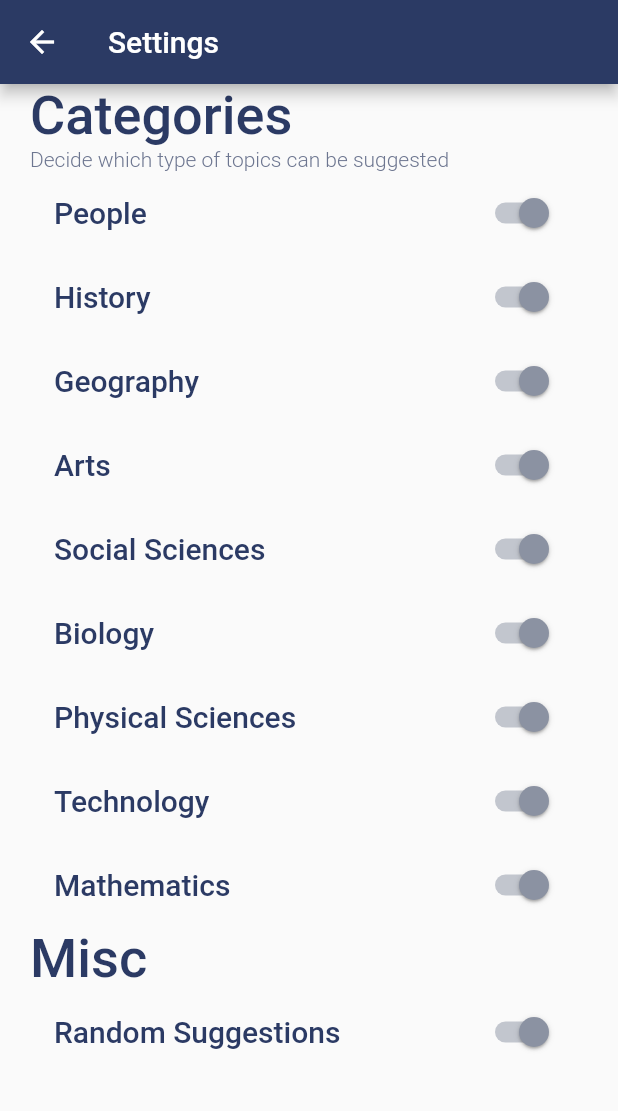
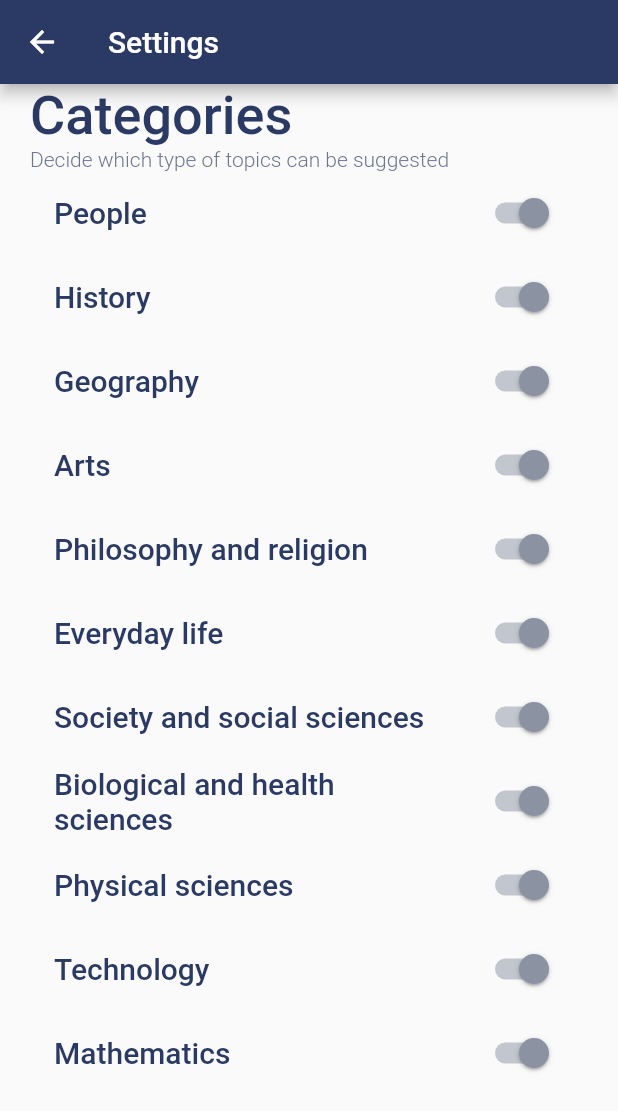
Before and after one commit to draymond63/passion-app, a Flutter app: the SettingsPage screen opened directly, on a phone screen of 412 x 824 dp. Shown: the top 1111 px of the screen. Run offline on Flutter 3.47's test engine with Material 2 defaults, Android fonts, the phone set to English and light mode, and no system bars; our stand-ins replace cached_network_image, cloud_firestore, csv, firebase_auth, firebase_core, persistent_bottom_nav_bar; missing offline and left inert: dart_random_choice; accounts and stored records are empty; network calls fail.

Commit message:
Remade settings

```diff
--- a/lib/helpers/storage.dart
+++ b/lib/helpers/storage.dart
@@ -1,3 +1,5 @@
+import 'dart:convert';
+
 import 'package:flutter/material.dart';
 import 'package:PassionFruit/helpers/globals.dart';
 import 'package:PassionFruit/helpers/firebase.dart';
@@ -24,9 +26,11 @@ class Storage extends ChangeNotifier {
             'History': true,
             'Geography': true,
             'Arts': true,
-            'Social Sciences': true,
-            'Biology': true,
-            'Physical Sciences': true,
+            'Philosophy_and_religion': true,
+            'Everyday_life': true,
+            'Society_and_social_sciences': true,
+            'Biological_and_health_sciences': true,
+            'Physical_sciences': true,
             'Technology': true,
             'Mathematics': true,
           },
@@ -44,16 +48,23 @@ class Storage extends ChangeNotifier {
   }
 
   // * GETTERS
-  get settings => _settings;
-  get items => _items;
-  get feed => _feed;
+  Map<String, bool> get settings => _settings;
+  List<String> get items => _items;
+  Map<String, int> get feed => _feed;
 
   // * FUNCTIONS
   _update() {
     notifyListeners();
-    writeUserFile(toMap());
+    _writeUserFile(toMap());
   }
 
+  // Write to user file
+  void _writeUserFile(Map<String, dynamic> map) async {
+    final file = await localFile;
+    file.writeAsString(jsonEncode(map));
+  }
+
+  // Items
   bool addItem(String site, BuildContext context) {
     if (!items.contains(site)) {
       _items.add(site);
@@ -73,6 +84,7 @@ class Storage extends ChangeNotifier {
     return status;
   }
 
+  // Feed
   updateTime(String site, int time, BuildContext context) {
     if (feed.containsKey(site))
       _feed[site] += time;
@@ -81,4 +93,12 @@ class Storage extends ChangeNotifier {
     _db.updateTime(context, site, time);
     _update();
   }
+
+  // Settings
+  updateSetting(String category, bool state) {
+    assert(_settings.containsKey(category),
+        'Category not found in settings: $category');
+    _settings[category] = state;
+    _update();
+  }
 }
--- a/lib/helpers/wikipedia.dart
+++ b/lib/helpers/wikipedia.dart
@@ -32,7 +32,6 @@ class Wiki {
         'content': _parseContent(data[1])
       };
     } catch (e) {
-      print('WIKI-ERROR: $e');
       throw Exception('Failed to retrieve wikipedia info: $e');
     }
   }
--- a/lib/main.dart
+++ b/lib/main.dart
@@ -76,7 +76,9 @@ class DataApp extends StatelessWidget {
       db.login();
       return MaterialApp(
           home: Scaffold(
-              body: Center(child: Text('Please wait', style: ItemSubtitle))));
+              body: Center(
+        child: Text('Please wait', style: ItemSubtitle),
+      )));
     }
 
     return MaterialApp(
--- a/lib/pages/bookshelf.dart
+++ b/lib/pages/bookshelf.dart
@@ -30,7 +30,6 @@ class BookShelfPage extends StatelessWidget {
   }
 
   Widget buildItems(List<String> sites) {
-    print(sites);
     // If we have items, display them
     return Column(
       crossAxisAlignment: CrossAxisAlignment.start,
--- a/lib/pages/settings.dart
+++ b/lib/pages/settings.dart
@@ -1,55 +1,12 @@
 import 'package:flutter/material.dart';
-import '../helpers/globals.dart';
+import 'package:provider/provider.dart';
+import 'package:PassionFruit/helpers/storage.dart';
 
-class SettingsPage extends StatefulWidget {
-  @override
-  _SettingsPageState createState() => _SettingsPageState();
-}
-
-class _SettingsPageState extends State<SettingsPage> {
-  Map<String, dynamic> settings = {
-    'categories': {
-      'People': true,
-      'History': true,
-      'Geography': true,
-      'Arts': true,
-      'Social Sciences': true,
-      'Biology': true,
-      'Physical Sciences': true,
-      'Technology': true,
-      'Mathematics': true,
-    },
-    'allow-random': true
-  };
-
-  _SettingsPageState() {
-    readUserFile().then((data) => setState(() => settings = data['settings']));
-  }
-
-  // Keeps state and userfile in sink
-  bool saveSetting(List<String> path, bool state) {
-    // Write to state
-    setState(() => _editData(settings, path, state));
-    // Write to file
-    editUserFile((data) {
-      _editData(data['settings'], path, state);
-    });
-    return state;
-  }
-
-  // follow the path to the end of the data to change the state
-  void _editData(Map data, List<String> path, dynamic state) {
-    dynamic temp = data;
-    int index = 0;
-    do {
-      temp = temp[path[index]];
-      index++;
-    } while (index < path.length - 1);
-    temp[path.last] = state;
-  }
-
+class SettingsPage extends StatelessWidget {
   @override
   Widget build(BuildContext context) {
+    final store = Provider.of<Storage>(context);
+
     return Scaffold(
       appBar: AppBar(title: Text('Settings')),
       body: Container(
@@ -59,27 +16,26 @@ class _SettingsPageState extends State<SettingsPage> {
             Text('Categories', style: Theme.of(context).textTheme.headline1),
             Text('Decide which type of topics can be suggested',
                 style: Theme.of(context).textTheme.bodyText1),
-              ...buildCategorySettings(),
-              Text('Misc', style: Theme.of(context).textTheme.headline1),
-              buildSwitch('Random Suggestions', ['allow-random'],
-                  settings['allow-random'])
+            ...buildCategorySettings(store, context)
           ],
         ),
-        ));
+      ),
+    );
   }
 
-  Widget buildSwitch(String title, List<String> path, bool state) {
-    return SwitchListTile(
-        title: Text(title, style: Theme.of(context).textTheme.headline2),
-        value: state,
-        onChanged: (newState) => saveSetting(path, newState));
-  }
-
-  List<Widget> buildCategorySettings() {
-    List<Widget> widgList = [];
-    settings['categories'].forEach((opt, state) {
-      widgList.add(buildSwitch(opt, ['categories', opt], state));
-    });
-    return widgList;
+  List<Widget> buildCategorySettings(Storage store, BuildContext context) {
+    final opts = store.settings.keys.toList();
+    final states = store.settings.values.toList();
+    return List<Widget>.generate(
+      store.settings.length,
+      (i) => SwitchListTile(
+        title: Text(
+          opts[i].replaceAll('_', ' '),
+          style: Theme.of(context).textTheme.headline2,
+        ),
+        value: states[i],
+        onChanged: (newState) => store.updateSetting(opts[i], newState),
+      ),
+    );
   }
 }
--- a/lib/widgets/bookshelf/itemPreview.dart
+++ b/lib/widgets/bookshelf/itemPreview.dart
@@ -17,8 +17,10 @@ class _PreviewItemState extends State<PreviewItem> {
   @override
   Widget build(BuildContext context) {
     final vitals = Provider.of<List<List>>(context);
-    setState(() => info =
-        vitals.firstWhere((row) => row[VitCol.site.index] == widget.site));
+    setState(() => info = vitals.firstWhere(
+          (row) => row[VitCol.site.index] == widget.site,
+          orElse: () => <String>[],
+        ));
 
     return GestureDetector(
       onTap: () {
```
Also changed, not shown: lib/helpers/globals.dart (+2 -16 lines), lib/helpers/suggestion.dart (+11 -4 lines). Lines whose indentation alone changed are shown as unchanged.
